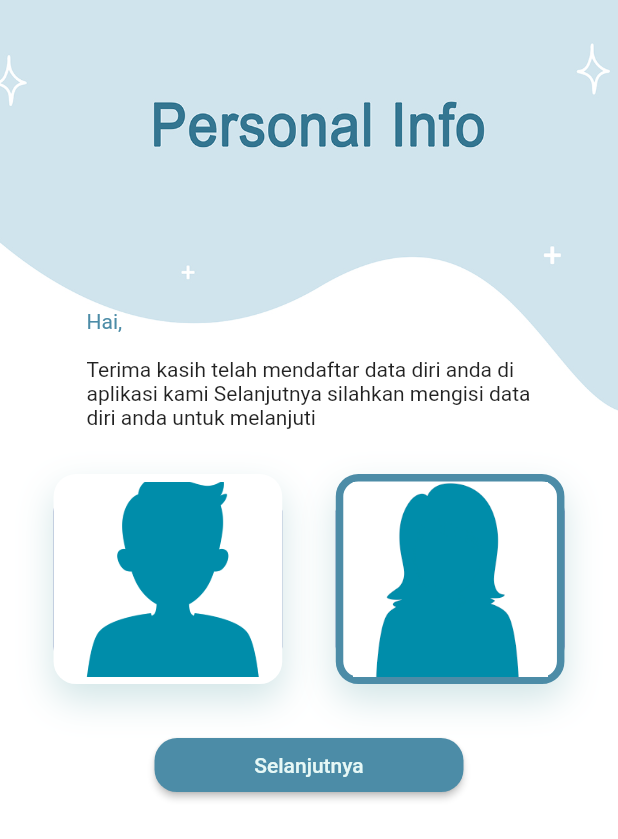
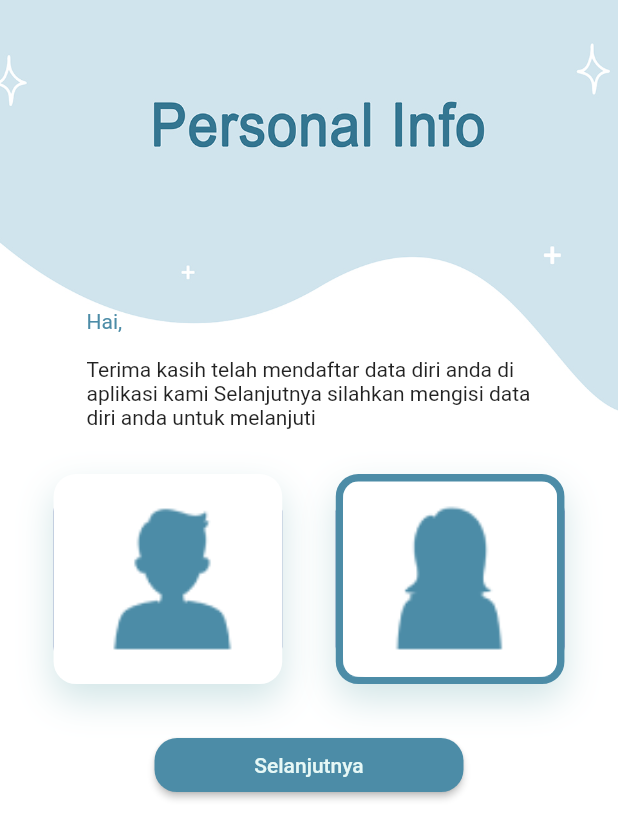
Before and after one commit to edgetech2020/dlslimskincare, a Flutter app: the GenderSex screen opened by its route, on a phone screen of 412 x 824 dp. Shown: the top 839 px of the screen. Run offline on Flutter 3.47's test engine with Material 2 defaults, Android fonts, the light colour scheme and no system bars; our stand-ins replace camera, carousel_slider, connectivity, data_connection_checker, flutter_html, fluttertoast and 5 more; missing offline and left inert: flutter_inappwebview, responsive_flutter; accounts and stored records are empty.

Commit message:
ganti icon

```diff
--- a/lib/Pages/gender.dart
+++ b/lib/Pages/gender.dart
@@ -20,9 +20,9 @@ class _GenderSexState extends State<GenderSex> {
 
   void initState() {
     super.initState();
-    // getUsername().then((value) {
-    //   setState(() {});
-    // });
+    getUsername().then((value) {
+      setState(() {});
+    });
   }
 
   Future setGender() async {
@@ -70,7 +70,7 @@ class _GenderSexState extends State<GenderSex> {
                     padding: EdgeInsets.symmetric(
                         horizontal: MediaQuery.of(context).size.width * 0.14),
                     child: Text(
-                      uname ?? '',
+                      uname ?? '-',
                       style: TextStyle(
                         fontFamily: "Roboto",
                         fontSize: ResponsiveFlutter.of(context).hp(6),
@@ -133,8 +133,8 @@ class _GenderSexState extends State<GenderSex> {
                                 height: 30,
                                 decoration: BoxDecoration(
                                     image: DecorationImage(
-                                        image:
-                                            AssetImage('assets/images/man.png'),
+                                        image: AssetImage(
+                                            'assets/images/pria.png'),
                                         fit: BoxFit.cover)),
                                 // child: Image.asset(
                                 //   'assets/images/man.png',
@@ -172,9 +172,14 @@ class _GenderSexState extends State<GenderSex> {
                                 ],
                                 color: Colors.white),
                             child: Container(
-                                width: 10,
-                                height: 10,
-                                child: Image.asset('assets/images/woman.png')),
+                              width: 30,
+                              height: 30,
+                              decoration: BoxDecoration(
+                                  image: DecorationImage(
+                                      image: AssetImage(
+                                          'assets/images/wanita.png'),
+                                      fit: BoxFit.cover)),
+                            ),
                           ),
                         ),
                       ),
--- a/lib/Pages/registrasi.dart
+++ b/lib/Pages/registrasi.dart
@@ -3,7 +3,6 @@ import 'package:dlslim/Pages/gender.dart';
 import 'package:dlslim/api/globals.dart' as globals;
 import 'package:get/route_manager.dart';
 import 'package:http/http.dart' as http;
-import 'package:dlslim/style/extraStyle.dart';
 import 'package:flutter/material.dart';
 import 'package:hexcolor/hexcolor.dart';
 import 'package:shared_preferences/shared_preferences.dart';
@@ -90,7 +89,11 @@ class _RegistrasiState extends State<Registrasi> {
                 "Daftar",
                 style: TextStyle(color: Hexcolor('#e6f8f6')),
               )
-            : Center(child: CircularProgressIndicator()),
+            : Center(
+                child: CircularProgressIndicator(
+                backgroundColor: Colors.white,
+                strokeWidth: 2,
+              )),
         onPressed: isRegistButtonDisabled
             ? null
             : () {
```
Also changed, not shown: assets/images/pria.png, assets/images/wanita.png.
